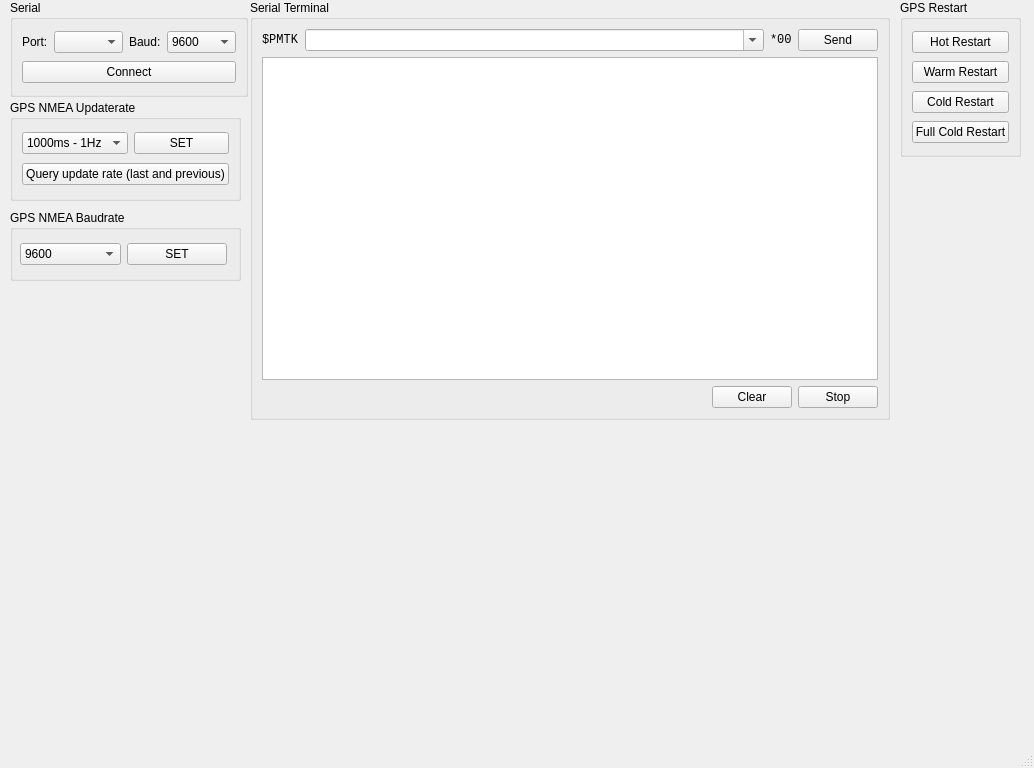
Before: the Qt Designer form GPS_resender/mainwindow.ui in DamianPodrazaCode/GPS_resender, drawn with Qt 5.
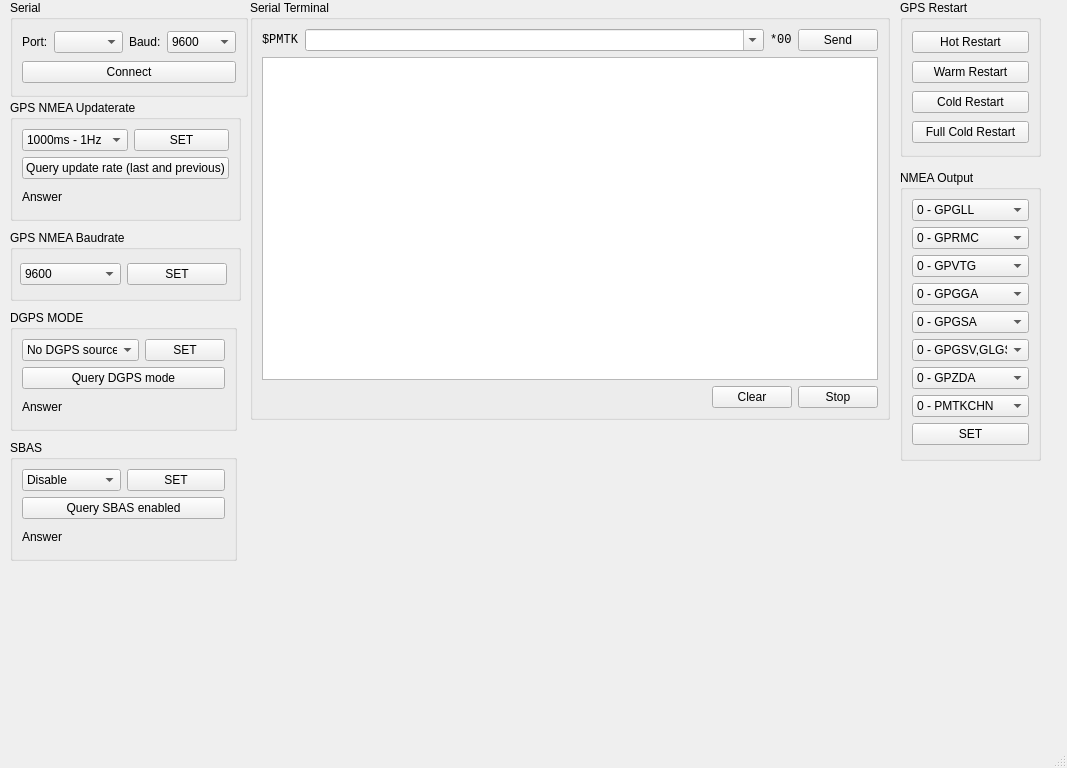
After: the same form once the commit is applied.

```diff
--- a/GPS_resender/mainwindow.ui
+++ b/GPS_resender/mainwindow.ui
@@ -6,7 +6,7 @@
    <rect>
     <x>0</x>
     <y>0</y>
-    <width>1034</width>
+    <width>1067</width>
     <height>768</height>
    </rect>
   </property>
@@ -225,7 +225,7 @@
      <rect>
       <x>900</x>
       <y>0</y>
-      <width>121</width>
+      <width>141</width>
       <height>157</height>
      </rect>
     </property>
@@ -269,7 +269,7 @@
       <x>10</x>
       <y>100</y>
       <width>231</width>
-      <height>101</height>
+      <height>121</height>
      </rect>
     </property>
     <property name="title">
@@ -330,13 +330,20 @@
        </item>
       </layout>
      </item>
+     <item row="2" column="0">
+      <widget class="QLabel" name="l_api_q_fix_ctl">
+       <property name="text">
+        <string>Answer</string>
+       </property>
+      </widget>
+     </item>
     </layout>
    </widget>
    <widget class="QGroupBox" name="groupBox_5">
     <property name="geometry">
      <rect>
       <x>10</x>
-      <y>210</y>
+      <y>230</y>
       <width>231</width>
       <height>71</height>
      </rect>
@@ -410,6 +417,437 @@
      </layout>
     </widget>
    </widget>
+   <widget class="QGroupBox" name="groupBox_6">
+    <property name="geometry">
+     <rect>
+      <x>10</x>
+      <y>310</y>
+      <width>227</width>
+      <height>121</height>
+     </rect>
+    </property>
+    <property name="title">
+     <string>DGPS MODE</string>
+    </property>
+    <layout class="QGridLayout" name="gridLayout_4">
+     <item row="0" column="0">
+      <layout class="QHBoxLayout" name="horizontalLayout_5">
+       <item>
+        <widget class="QComboBox" name="cb_freq_2">
+         <property name="sizePolicy">
+          <sizepolicy hsizetype="Expanding" vsizetype="Fixed">
+           <horstretch>0</horstretch>
+           <verstretch>0</verstretch>
+          </sizepolicy>
+         </property>
+         <item>
+          <property name="text">
+           <string>No DGPS source</string>
+          </property>
+         </item>
+         <item>
+          <property name="text">
+           <string>RTCM</string>
+          </property>
+         </item>
+         <item>
+          <property name="text">
+           <string>WASS</string>
+          </property>
+         </item>
+        </widget>
+       </item>
+       <item>
+        <widget class="QPushButton" name="pb_set_freq_2">
+         <property name="sizePolicy">
+          <sizepolicy hsizetype="MinimumExpanding" vsizetype="Fixed">
+           <horstretch>0</horstretch>
+           <verstretch>0</verstretch>
+          </sizepolicy>
+         </property>
+         <property name="text">
+          <string>SET</string>
+         </property>
+        </widget>
+       </item>
+      </layout>
+     </item>
+     <item row="1" column="0">
+      <widget class="QPushButton" name="pb_api_q_fix_ctl_2">
+       <property name="text">
+        <string>Query DGPS mode</string>
+       </property>
+      </widget>
+     </item>
+     <item row="2" column="0">
+      <widget class="QLabel" name="l_api_q_fix_ctl_2">
+       <property name="text">
+        <string>Answer</string>
+       </property>
+      </widget>
+     </item>
+    </layout>
+   </widget>
+   <widget class="QGroupBox" name="groupBox_7">
+    <property name="geometry">
+     <rect>
+      <x>10</x>
+      <y>440</y>
+      <width>227</width>
+      <height>121</height>
+     </rect>
+    </property>
+    <property name="title">
+     <string>SBAS</string>
+    </property>
+    <layout class="QGridLayout" name="gridLayout_5">
+     <item row="0" column="0">
+      <layout class="QHBoxLayout" name="horizontalLayout_6">
+       <item>
+        <widget class="QComboBox" name="cb_freq_3">
+         <property name="sizePolicy">
+          <sizepolicy hsizetype="Expanding" vsizetype="Fixed">
+           <horstretch>0</horstretch>
+           <verstretch>0</verstretch>
+          </sizepolicy>
+         </property>
+         <item>
+          <property name="text">
+           <string>Disable</string>
+          </property>
+         </item>
+         <item>
+          <property name="text">
+           <string>Enable</string>
+          </property>
+         </item>
+        </widget>
+       </item>
+       <item>
+        <widget class="QPushButton" name="pb_set_freq_3">
+         <property name="sizePolicy">
+          <sizepolicy hsizetype="MinimumExpanding" vsizetype="Fixed">
+           <horstretch>0</horstretch>
+           <verstretch>0</verstretch>
+          </sizepolicy>
+         </property>
+         <property name="text">
+          <string>SET</string>
+         </property>
+        </widget>
+       </item>
+      </layout>
+     </item>
+     <item row="1" column="0">
+      <widget class="QPushButton" name="pb_api_q_fix_ctl_3">
+       <property name="text">
+        <string>Query SBAS enabled</string>
+       </property>
+      </widget>
+     </item>
+     <item row="2" column="0">
+      <widget class="QLabel" name="l_api_q_fix_ctl_3">
+       <property name="text">
+        <string>Answer</string>
+       </property>
+      </widget>
+     </item>
+    </layout>
+   </widget>
+   <widget class="QGroupBox" name="groupBox_8">
+    <property name="geometry">
+     <rect>
+      <x>900</x>
+      <y>170</y>
+      <width>141</width>
+      <height>291</height>
+     </rect>
+    </property>
+    <property name="title">
+     <string>NMEA Output</string>
+    </property>
+    <layout class="QVBoxLayout" name="verticalLayout_2">
+     <item>
+      <widget class="QComboBox" name="cb_out_gll">
+       <item>
+        <property name="text">
+         <string>0 - GPGLL</string>
+        </property>
+       </item>
+       <item>
+        <property name="text">
+         <string>1 - GPGLL</string>
+        </property>
+       </item>
+       <item>
+        <property name="text">
+         <string>2 - GPGLL</string>
+        </property>
+       </item>
+       <item>
+        <property name="text">
+         <string>3 - GPGLL</string>
+        </property>
+       </item>
+       <item>
+        <property name="text">
+         <string>4 - GPGLL</string>
+        </property>
+       </item>
+       <item>
+        <property name="text">
+         <string>5 - GPGLL</string>
+        </property>
+       </item>
+      </widget>
+     </item>
+     <item>
+      <widget class="QComboBox" name="cb_out_rmc">
+       <item>
+        <property name="text">
+         <string>0 - GPRMC</string>
+        </property>
+       </item>
+       <item>
+        <property name="text">
+         <string>1 - GPRMC</string>
+        </property>
+       </item>
+       <item>
+        <property name="text">
+         <string>2 - GPRMC</string>
+        </property>
+       </item>
+       <item>
+        <property name="text">
+         <string>3 - GPRMC</string>
+        </property>
+       </item>
+       <item>
+        <property name="text">
+         <string>4 - GPRMC</string>
+        </property>
+       </item>
+       <item>
+        <property name="text">
+         <string>5 - GPRMC</string>
+        </property>
+       </item>
+      </widget>
+     </item>
+     <item>
+      <widget class="QComboBox" name="cb_out_vtg">
+       <item>
+        <property name="text">
+         <string>0 - GPVTG</string>
+        </property>
+       </item>
+       <item>
+        <property name="text">
+         <string>1 - GPVTG</string>
+        </property>
+       </item>
+       <item>
+        <property name="text">
+         <string>2 - GPVTG</string>
+        </property>
+       </item>
+       <item>
+        <property name="text">
+         <string>3 - GPVTG</string>
+        </property>
+       </item>
+       <item>
+        <property name="text">
+         <string>4 - GPVTG</string>
+        </property>
+       </item>
+       <item>
+        <property name="text">
+         <string>5 - GPVTG</string>
+        </property>
+       </item>
+      </widget>
+     </item>
+     <item>
+      <widget class="QComboBox" name="cb_out_gga">
+       <item>
+        <property name="text">
+         <string>0 - GPGGA</string>
+        </property>
+       </item>
+       <item>
+        <property name="text">
+         <string>1 - GPGGA</string>
+        </property>
+       </item>
+       <item>
+        <property name="text">
+         <string>2 - GPGGA</string>
+        </property>
+       </item>
+       <item>
+        <property name="text">
+         <string>3 - GPGGA</string>
+        </property>
+       </item>
+       <item>
+        <property name="text">
+         <string>4 - GPGGA</string>
+        </property>
+       </item>
+       <item>
+        <property name="text">
+         <string>5 - GPGGA</string>
+        </property>
+       </item>
+      </widget>
+     </item>
+     <item>
+      <widget class="QComboBox" name="cb_out_gsa">
+       <item>
+        <property name="text">
+         <string>0 - GPGSA</string>
+        </property>
+       </item>
+       <item>
+        <property name="text">
+         <string>1 - GPGSA</string>
+        </property>
+       </item>
+       <item>
+        <property name="text">
+         <string>2 - GPGSA</string>
+        </property>
+       </item>
+       <item>
+        <property name="text">
+         <string>3 - GPGSA</string>
+        </property>
+       </item>
+       <item>
+        <property name="text">
+         <string>4 - GPGSA</string>
+        </property>
+       </item>
+       <item>
+        <property name="text">
+         <string>5 - GPGSA</string>
+        </property>
+       </item>
+      </widget>
+     </item>
+     <item>
+      <widget class="QComboBox" name="cb_out_gsv">
+       <item>
+        <property name="text">
+         <string>0 - GPGSV,GLGSV</string>
+        </property>
+       </item>
+       <item>
+        <property name="text">
+         <string>1 - GPGSV,GLGSV</string>
+        </property>
+       </item>
+       <item>
+        <property name="text">
+         <string>2 - GPGSV,GLGSV</string>
+        </property>
+       </item>
+       <item>
+        <property name="text">
+         <string>3 - GPGSV,GLGSV</string>
+        </property>
+       </item>
+       <item>
+        <property name="text">
+         <string>4 - GPGSV,GLGSV</string>
+        </property>
+       </item>
+       <item>
+        <property name="text">
+         <string>5 - GPGSV,GLGSV</string>
+        </property>
+       </item>
+      </widget>
+     </item>
+     <item>
+      <widget class="QComboBox" name="cb_out_zda">
+       <item>
+        <property name="text">
+         <string>0 - GPZDA</string>
+        </property>
+       </item>
+       <item>
+        <property name="text">
+         <string>1 - GPZDA</string>
+        </property>
+       </item>
+       <item>
+        <property name="text">
+         <string>2 - GPZDA</string>
+        </property>
+       </item>
+       <item>
+        <property name="text">
+         <string>3 - GPZDA</string>
+        </property>
+       </item>
+       <item>
+        <property name="text">
+         <string>4 - GPZDA</string>
+        </property>
+       </item>
+       <item>
+        <property name="text">
+         <string>5 - GPZDA</string>
+        </property>
+       </item>
+      </widget>
+     </item>
+     <item>
+      <widget class="QComboBox" name="cb_out_chn">
+       <item>
+        <property name="text">
+         <string>0 - PMTKCHN</string>
+        </property>
+       </item>
+       <item>
+        <property name="text">
+         <string>1 - PMTKCHN</string>
+        </property>
+       </item>
+       <item>
+        <property name="text">
+         <string>2 - PMTKCHN</string>
+        </property>
+       </item>
+       <item>
+        <property name="text">
+         <string>3 - PMTKCHN</string>
+        </property>
+       </item>
+       <item>
+        <property name="text">
+         <string>4 - PMTKCHN</string>
+        </property>
+       </item>
+       <item>
+        <property name="text">
+         <string>5 - PMTKCHN</string>
+        </property>
+       </item>
+      </widget>
+     </item>
+     <item>
+      <widget class="QPushButton" name="pb_out_set">
+       <property name="text">
+        <string>SET</string>
+       </property>
+      </widget>
+     </item>
+    </layout>
+   </widget>
   </widget>
   <widget class="QMenuBar" name="menubar">
    <property name="geometry">
```
Left out of the diff: 8 changed lines with no effect on the pictures.
